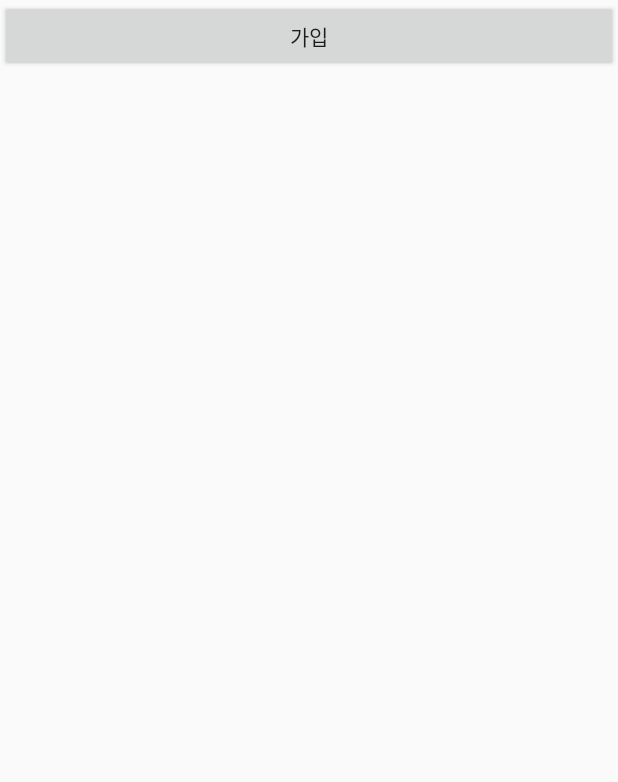
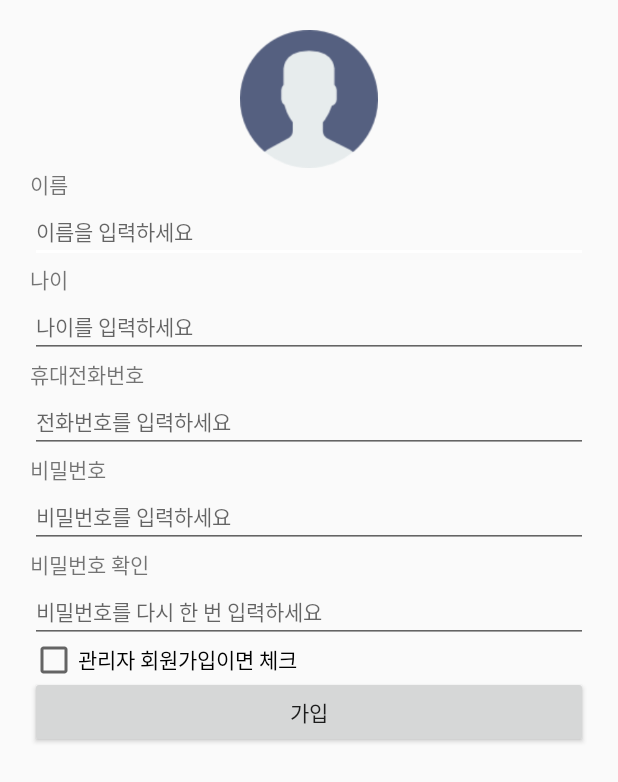
Before and after one commit to anesc1/CooperativeProject-KH, an Android app: the RegisterActivity screen opened directly, with no data from a screen before it, on a phone screen of 412 x 824 dp. Shown: the top 782 px of the screen. Run offline under Robolectric (Android 15) with nearby library versions, the phone set to English and light mode, and no system bars.

Commit message:
Register

```diff
--- a/app/src/main/java/com/example/gogoooma/cooperativeproject/RegisterActivity.java
+++ b/app/src/main/java/com/example/gogoooma/cooperativeproject/RegisterActivity.java
@@ -11,8 +11,6 @@ public class RegisterActivity extends AppCompatActivity {
     protected void onCreate(Bundle savedInstanceState) {
         super.onCreate(savedInstanceState);
         setContentView(R.layout.activity_register);
-
-
     }
 
     public void onRegister(View view) {
--- a/app/src/main/res/layout/activity_register.xml
+++ b/app/src/main/res/layout/activity_register.xml
@@ -3,14 +3,105 @@
     xmlns:app="http://schemas.android.com/apk/res-auto"
     xmlns:tools="http://schemas.android.com/tools"
     android:layout_width="match_parent"
+    android:orientation="vertical"
     android:layout_height="match_parent"
+    android:layout_marginVertical="20dp"
+    android:layout_marginHorizontal="20dp"
     tools:context=".RegisterActivity">
+
+    <ImageView
+        android:id="@+id/imageView4"
+        android:layout_width="match_parent"
+        android:layout_height="92dp"
+        app:srcCompat="@drawable/user" />
+
+    <TextView
+        android:id="@+id/textView2"
+        android:layout_width="match_parent"
+        android:layout_height="wrap_content"
+        android:text="이름" />
+
+
+    <EditText
+        android:id="@+id/editText"
+        android:layout_width="match_parent"
+        android:layout_height="wrap_content"
+        android:hint="이름을 입력하세요"
+        android:ems="10"
+        android:inputType="textPersonName"
+        android:textAppearance="@style/TextAppearance.AppCompat.Body2" />
+
+    <TextView
+        android:id="@+id/textView4"
+        android:layout_width="match_parent"
+        android:layout_height="wrap_content"
+        android:text="나이" />
+
+    <EditText
+        android:id="@+id/editText4"
+        android:layout_width="match_parent"
+        android:layout_height="wrap_content"
+        android:hint="나이를 입력하세요"
+        android:ems="10"
+        android:inputType="textPersonName"
+        android:textAppearance="@style/TextAppearance.AppCompat.Body2" />
+
+    <TextView
+        android:id="@+id/textView7"
+        android:layout_width="match_parent"
+        android:layout_height="wrap_content"
+        android:text="휴대전화번호" />
+
+    <EditText
+        android:id="@+id/editText6"
+        android:layout_width="match_parent"
+        android:layout_height="wrap_content"
+        android:hint="전화번호를 입력하세요"
+        android:ems="10"
+        android:inputType="textPersonName"
+        android:textAppearance="@style/TextAppearance.AppCompat.Body2" />
+
+    <TextView
+        android:id="@+id/비밀번호"
+        android:layout_width="match_parent"
+        android:layout_height="wrap_content"
+        android:text="비밀번호" />
+
+    <EditText
+        android:id="@+id/editText7"
+        android:layout_width="match_parent"
+        android:layout_height="wrap_content"
+        android:hint="비밀번호를 입력하세요"
+        android:ems="10"
+        android:inputType="textPersonName"
+        android:textAppearance="@style/TextAppearance.AppCompat.Body2" />
+
+    <TextView
+        android:id="@+id/비밀번호2"
+        android:layout_width="match_parent"
+        android:layout_height="wrap_content"
+        android:text="비밀번호 확인" />
+
+    <EditText
+        android:id="@+id/editText8"
+        android:layout_width="match_parent"
+        android:layout_height="wrap_content"
+        android:hint="비밀번호를 다시 한 번 입력하세요"
+        android:ems="10"
+        android:inputType="textPersonName"
+        android:textAppearance="@style/TextAppearance.AppCompat.Body2" />
+
+    <CheckBox
+        android:id="@+id/checkBox"
+        android:layout_width="match_parent"
+        android:layout_height="22dp"
+        android:text="관리자 회원가입이면 체크" />
 
     <Button
         android:id="@+id/button2"
-        android:layout_width="wrap_content"
+        android:layout_width="match_parent"
         android:layout_height="wrap_content"
-        android:layout_weight="1"
         android:onClick="onRegister"
         android:text="가입" />
+
 </LinearLayout>
--- a/app/src/main/res/menu/activity_main_drawer.xml
+++ b/app/src/main/res/menu/activity_main_drawer.xml
@@ -11,7 +11,7 @@
         <item
             android:id="@+id/secondActivity"
             android:icon="@drawable/ic_menu_gallery"
-            android:title="프로젝트 생성" />
+            android:title="프로젝트 팀" />
         <item
             android:id="@+id/thirdActivity"
             android:icon="@drawable/ic_menu_slideshow"
```
